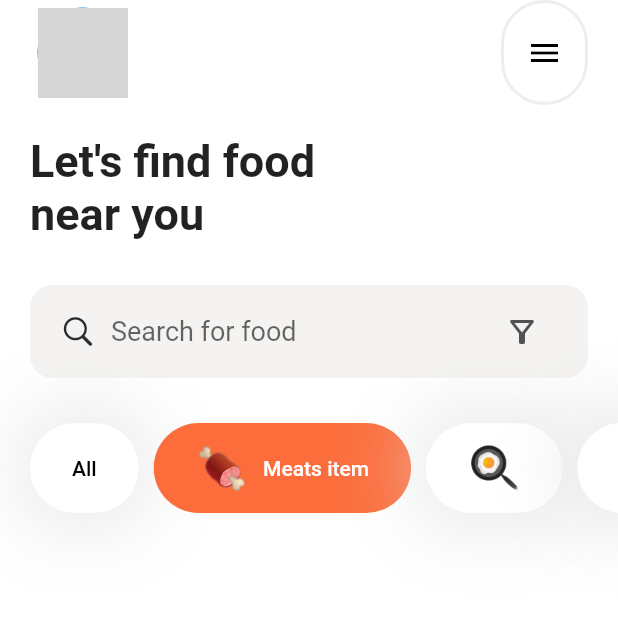
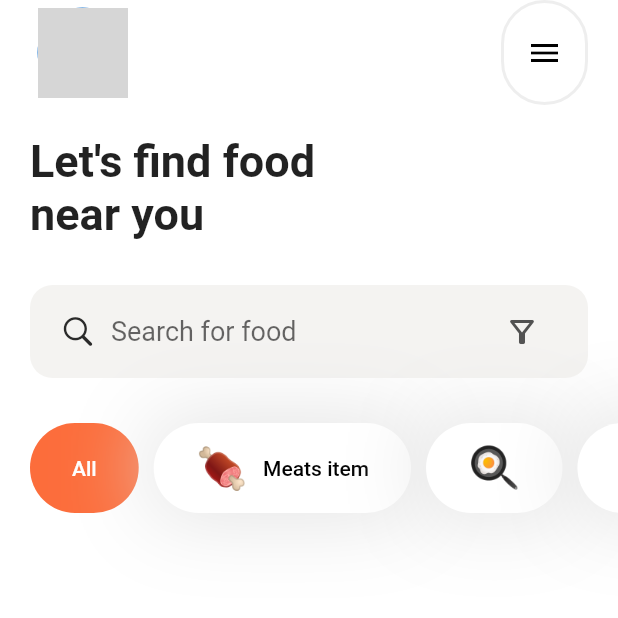
Before and after one commit to asharghi/play_around, a Flutter app: the screen it shows after launch, on a phone screen of 412 x 824 dp, the top half of it. Run offline on Flutter 3.47's test engine with Material 2 defaults, Android fonts, the phone set to English and light mode, and no system bars; our stand-ins replace auto_route; network calls fail; grey boxes are pictures that could not be loaded.

Commit message:
Working category selector

```diff
--- a/lib/ui/food/screen/food_screen.dart
+++ b/lib/ui/food/screen/food_screen.dart
@@ -57,7 +57,7 @@ class FoodScreen extends StatelessWidget {
             const SizedBox(height: 30),
             const FoodSearchBar(),
             const SizedBox(height: 30),
-            const FoodCategories()
+            FoodCategories()
           ],
         ),
       ),
--- a/lib/ui/food/widgets/food_categories.dart
+++ b/lib/ui/food/widgets/food_categories.dart
@@ -1,93 +1,45 @@
-// ignore_for_file: public_member_api_docs, sort_constructors_first
 import 'package:flutter/material.dart';
+import 'food_category.dart';
 
-class FoodCategories extends StatelessWidget {
-  const FoodCategories({Key? key}) : super(key: key);
+class FoodCategories extends StatefulWidget {
+  FoodCategories({Key? key}) : super(key: key);
+  final List<FoodCategory> _categories = [
+    const FoodCategory(text: 'All'),
+    const FoodCategory(text: 'Meats item', emoji: '🍖'),
+    const FoodCategory(emoji: '🍳'),
+    const FoodCategory(emoji: '🦐'),
+  ];
+  @override
+  State<FoodCategories> createState() => _FoodCategoriesState();
+}
+
+class _FoodCategoriesState extends State<FoodCategories> {
+  int _selectedCategory = 0;
 
   @override
   Widget build(BuildContext context) {
     return SizedBox(
       height: 60,
-      child: ListView(
+      child: ListView.builder(
         clipBehavior: Clip.none,
         scrollDirection: Axis.horizontal,
-        children: const [
-          FoodCategory(text: 'All'),
-          SizedBox(width: 10),
-          FoodCategory(text: 'Meats item', emoji: '🍖', isSelected: true),
-          SizedBox(width: 10),
-          FoodCategory(emoji: '🍳'),
-          SizedBox(width: 10),
-          FoodCategory(emoji: '🦐'),
-        ],
+        itemBuilder: (context, index) {
+          return Padding(
+            padding: const EdgeInsets.only(right: 10),
+            child: FoodCategory(
+              text: widget._categories[index].text,
+              emoji: widget._categories[index].emoji,
+              isSelected: index == _selectedCategory,
+              onTap: () => {
+                setState(() {
+                  _selectedCategory = index;
+                })
+              },
+            ),
+          );
+        },
+        itemCount: widget._categories.length,
       ),
     );
   }
 }
-
-class FoodCategory extends StatefulWidget {
-  final bool isSelected;
-  final String emoji;
-  final String text;
-  const FoodCategory({
-    Key? key,
-    this.isSelected = false,
-    this.text = '',
-    this.emoji = '',
-  }) : super(key: key);
-
-  @override
-  State<FoodCategory> createState() => FoodCategoryState();
-}
-
-class FoodCategoryState extends State<FoodCategory> {
-  bool _isSelected = false;
-  String _text = '';
-  String _emoji = '';
-  @override
-  void initState() {
-    _isSelected = widget.isSelected;
-    _text = widget.text;
-    _emoji = widget.emoji;
-    super.initState();
-  }
-
-  @override
-  Widget build(BuildContext context) {
-    return Container(
-      decoration: _isSelected
-          ? null
-          : BoxDecoration(
-              boxShadow: [
-                BoxShadow(
-                  color: Colors.grey[300]!,
-                  blurRadius: 50.0,
-                  spreadRadius: 0.1,
-                ),
-              ],
-            ),
-      child: TextButton(
-        onPressed: () {},
-        style: TextButton.styleFrom(
-          backgroundColor:
-              _isSelected ? Theme.of(context).primaryColor : Colors.white,
-          shape: RoundedRectangleBorder(
-            borderRadius: BorderRadius.circular(70),
-          ),
-        ),
-        child: Padding(
-          padding: const EdgeInsets.symmetric(horizontal: 20),
-          child: Row(
-            children: [
-              Text(_emoji, style: const TextStyle(fontSize: 28)),
-              SizedBox(width: _emoji.isNotEmpty && _text.isNotEmpty ? 10 : 0),
-              Text(_text,
-                  style: TextStyle(
-                      color: _isSelected ? Colors.white : Colors.black)),
-            ],
-          ),
-        ),
-      ),
-    );
-  }
-}
--- /dev/null
+++ b/lib/ui/food/widgets/food_category.dart
@@ -0,0 +1,57 @@
+import 'package:flutter/material.dart';
+
+class FoodCategory extends StatelessWidget {
+  final bool isSelected;
+  final Function? onTap;
+  final String emoji;
+  final String text;
+
+  const FoodCategory({
+    this.onTap,
+    super.key,
+    this.isSelected = false,
+    this.emoji = '',
+    this.text = '',
+  });
+
+  @override
+  Widget build(BuildContext context) {
+    return Container(
+      decoration: isSelected
+          ? null
+          : BoxDecoration(
+              boxShadow: [
+                BoxShadow(
+                  color: Colors.grey[300]!,
+                  blurRadius: 50.0,
+                  spreadRadius: 0.1,
+                ),
+              ],
+            ),
+      child: TextButton(
+        onPressed: () => {
+          onTap!(),
+        },
+        style: TextButton.styleFrom(
+          backgroundColor:
+              isSelected ? Theme.of(context).primaryColor : Colors.white,
+          shape: RoundedRectangleBorder(
+            borderRadius: BorderRadius.circular(70),
+          ),
+        ),
+        child: Padding(
+          padding: const EdgeInsets.symmetric(horizontal: 20),
+          child: Row(
+            children: [
+              Text(emoji, style: const TextStyle(fontSize: 28)),
+              SizedBox(width: emoji.isNotEmpty && text.isNotEmpty ? 10 : 0),
+              Text(text,
+                  style: TextStyle(
+                      color: isSelected ? Colors.white : Colors.black)),
+            ],
+          ),
+        ),
+      ),
+    );
+  }
+}
```
